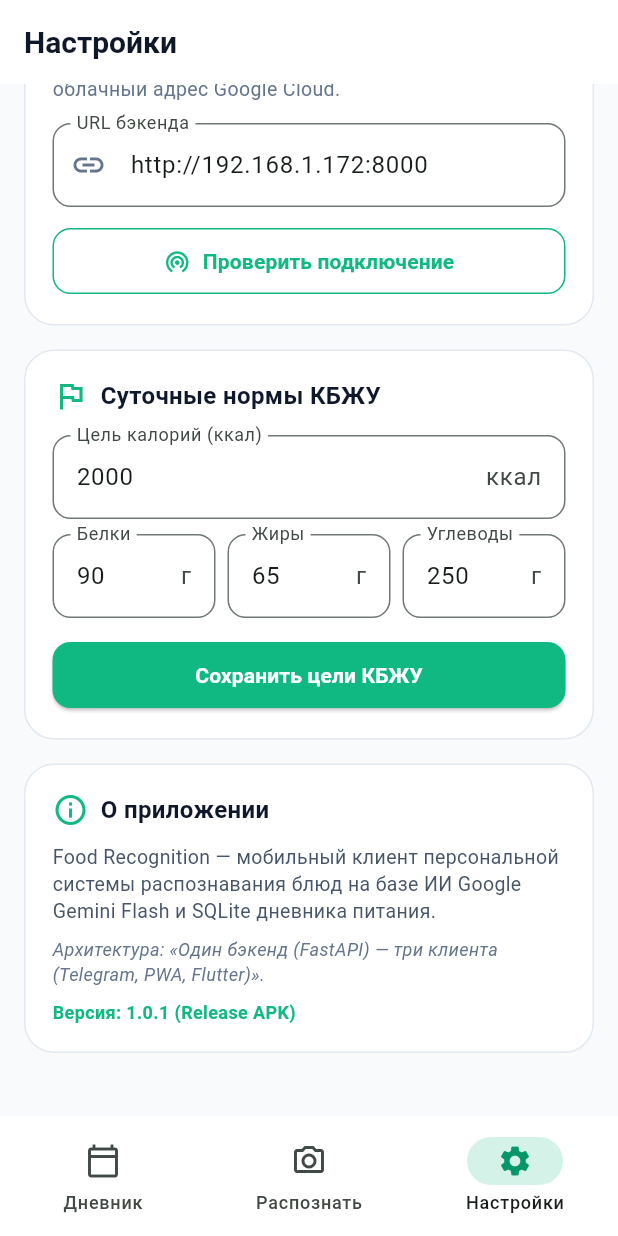
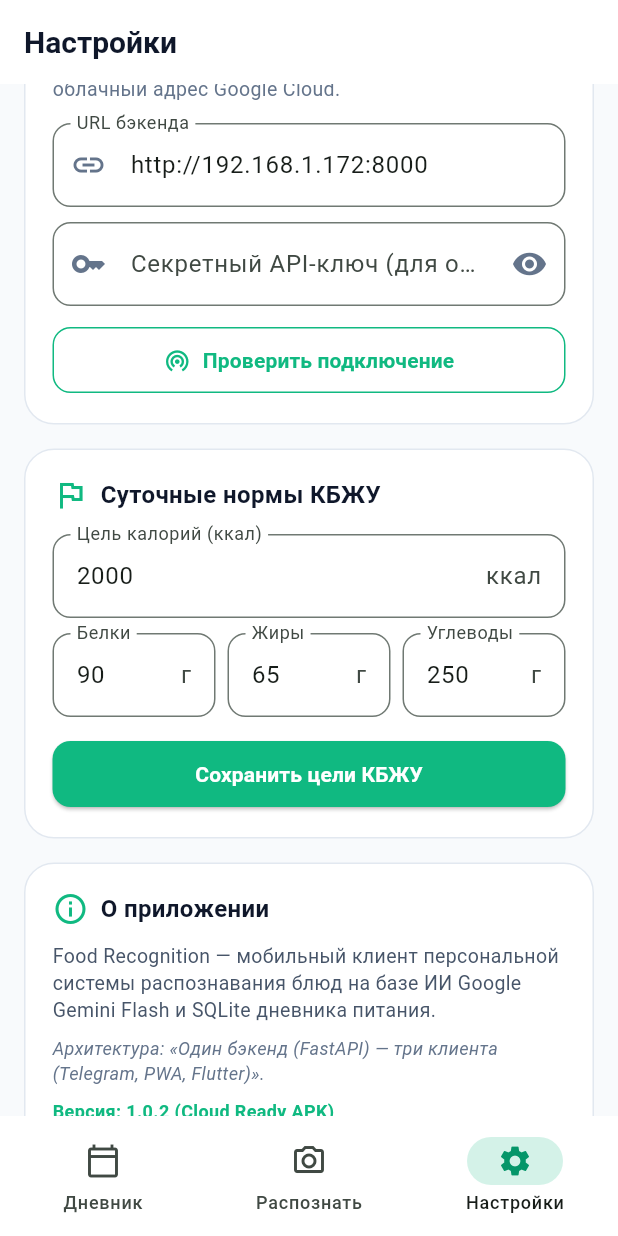
Before and after one commit to AnikaBu/Food_recognition, a Flutter app: the screen it shows after launch, item 3 of the bottom bar chosen, scrolled down 105 dp, on a phone screen of 412 x 824 dp. Run offline on Flutter 3.47's test engine with Material 3 defaults, Android fonts, the phone set to English and light mode, and no system bars; our stand-ins replace image_picker, shared_preferences; network calls fail.

Commit message:
feat: add Dockerfile, API key security middleware, and Cloud Run support (v1.0.2)

```diff
--- a/food_flutter/lib/screens/settings_screen.dart
+++ b/food_flutter/lib/screens/settings_screen.dart
@@ -18,12 +18,14 @@ class SettingsScreen extends StatefulWidget {
 
 class _SettingsScreenState extends State<SettingsScreen> {
   final TextEditingController _urlController = TextEditingController();
+  final TextEditingController _apiKeyController = TextEditingController();
   final TextEditingController _calController = TextEditingController();
   final TextEditingController _proteinController = TextEditingController();
   final TextEditingController _fatController = TextEditingController();
   final TextEditingController _carbsController = TextEditingController();
 
   bool _isTesting = false;
+  bool _showApiKey = false;
   HealthCheckResult? _healthResult;
 
   @override
@@ -34,6 +36,7 @@ class _SettingsScreenState extends State<SettingsScreen> {
 
   Future<void> _loadSettings() async {
     final url = await widget.settingsService.getServerUrl();
+    final apiKey = await widget.settingsService.getApiKey();
     final cal = await widget.settingsService.getTargetCalories();
     final p = await widget.settingsService.getTargetProtein();
     final f = await widget.settingsService.getTargetFat();
@@ -41,6 +44,7 @@ class _SettingsScreenState extends State<SettingsScreen> {
 
     setState(() {
       _urlController.text = url;
+      _apiKeyController.text = apiKey;
       _calController.text = cal.toStringAsFixed(0);
       _proteinController.text = p.toStringAsFixed(0);
       _fatController.text = f.toStringAsFixed(0);
@@ -54,8 +58,13 @@ class _SettingsScreenState extends State<SettingsScreen> {
     await widget.settingsService.setServerUrl(clean);
   }
 
+  Future<void> _saveApiKey() async {
+    await widget.settingsService.setApiKey(_apiKeyController.text.trim());
+  }
+
   Future<void> _testConnection() async {
     await _saveUrl();
+    await _saveApiKey();
     setState(() {
       _isTesting = true;
       _healthResult = null;
@@ -139,6 +148,25 @@ class _SettingsScreenState extends State<SettingsScreen> {
                     prefixIcon: const Icon(Icons.link, color: Color(0xFF64748B)),
                   ),
                   onChanged: (_) => _saveUrl(),
+                ),
+                const SizedBox(height: 10),
+                TextField(
+                  controller: _apiKeyController,
+                  obscureText: !_showApiKey,
+                  decoration: InputDecoration(
+                    labelText: 'Секретный API-ключ (для облака)',
+                    hintText: 'Оставьте пустым для локального сервера',
+                    border: OutlineInputBorder(borderRadius: BorderRadius.circular(12)),
+                    prefixIcon: const Icon(Icons.key, color: Color(0xFF64748B)),
+                    suffixIcon: IconButton(
+                      icon: Icon(
+                        _showApiKey ? Icons.visibility_off : Icons.visibility,
+                        color: const Color(0xFF64748B),
+                      ),
+                      onPressed: () => setState(() => _showApiKey = !_showApiKey),
+                    ),
+                  ),
+                  onChanged: (_) => _saveApiKey(),
                 ),
                 const SizedBox(height: 12),
                 SizedBox(
@@ -334,7 +362,7 @@ class _SettingsScreenState extends State<SettingsScreen> {
                 ),
                 SizedBox(height: 8),
                 Text(
-                  'Версия: 1.0.1 (Release APK)',
+                  'Версия: 1.0.2 (Cloud Ready APK)',
                   style: TextStyle(fontSize: 12, fontWeight: FontWeight.bold, color: Color(0xFF10B981)),
                 ),
               ],
--- a/food_flutter/pubspec.yaml
+++ b/food_flutter/pubspec.yaml
@@ -1,7 +1,7 @@
 name: food_flutter
 description: "Food Recognition & Nutrition Diary mobile application built with Flutter."
 publish_to: "none"
-version: 1.0.1+2
+version: 1.0.2+3
 
 environment:
   sdk: ">=3.0.0 <4.0.0"
```
Also changed, not shown: food_flutter/lib/services/api_service.dart (+63 -11 lines), food_flutter/lib/services/settings_service.dart (+11 -0 lines), 5 other files.
